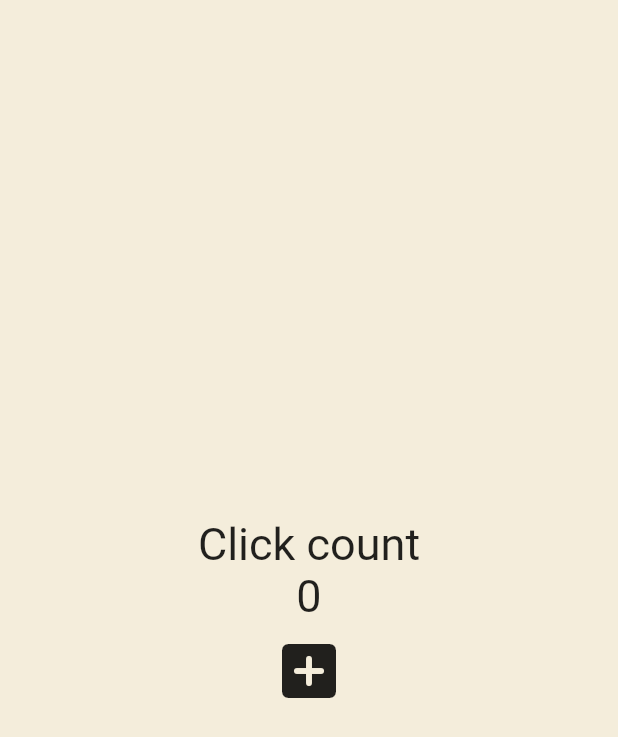
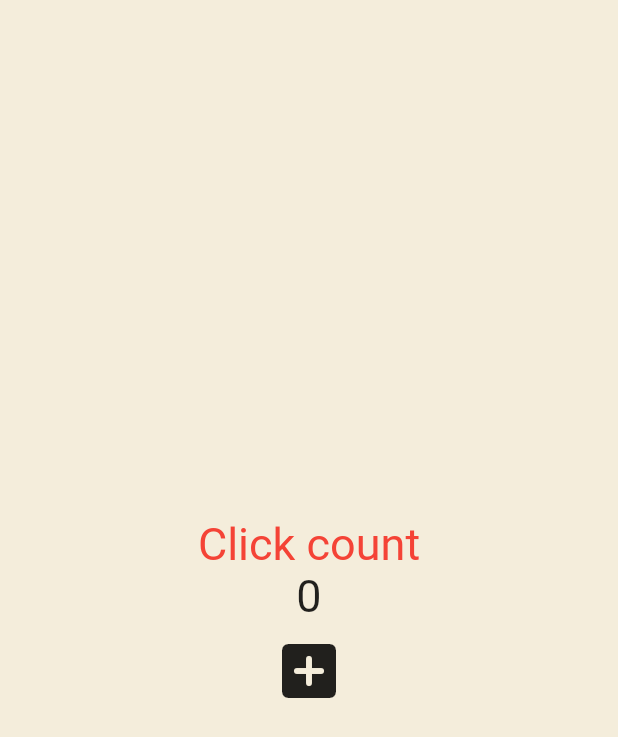
Before and after one commit to khhandrea/quickstarts, a Flutter app: the screen it shows after launch, on a phone screen of 412 x 824 dp. Shown: the top 737 px of the screen. Run offline on Flutter 3.47's test engine with Material 2 defaults, Android fonts, the phone set to English and light mode, and no system bars.

Commit message:
feat: Add context and pomodoro frame

```diff
--- a/lib/main.dart
+++ b/lib/main.dart
@@ -1,8 +1,8 @@
 import 'package:flutter/material.dart';
 // import 'package:flutter_toonflix/stateless.dart';
-import 'package:flutter_toonflix/stateful.dart';
+import 'package:flutter_toonflix/stateful.dart'; // StatefulApp()
+// import 'package:flutter_toonflix/pomodoro.dart'; // PomodoroApp()
 
 void main() {
-  // runApp(const StatelessApp());
   runApp(const StatefulApp());
 }
--- a/lib/stateful.dart
+++ b/lib/stateful.dart
@@ -19,6 +19,13 @@ class _StatefulAppState extends State<StatefulApp> {
   @override
   Widget build(BuildContext context) {
     return MaterialApp(
+      theme: ThemeData(
+        textTheme: const TextTheme(
+          titleLarge: TextStyle(
+            color: Colors.red,
+          ),
+        ),
+      ),
       home: Scaffold(
         backgroundColor: const Color(0xFFF4EDDB),
         body: Center(
@@ -26,12 +33,7 @@ class _StatefulAppState extends State<StatefulApp> {
             mainAxisAlignment: MainAxisAlignment.center,
             crossAxisAlignment: CrossAxisAlignment.center,
             children: [
-              const Text(
-                "Click count",
-                style: TextStyle(
-                  fontSize: 30,
-                ),
-              ),
+              const MyLargeTitle(),
               Text(
                 "$counter",
                 style: const TextStyle(
@@ -52,3 +54,20 @@ class _StatefulAppState extends State<StatefulApp> {
     );
   }
 }
+
+class MyLargeTitle extends StatelessWidget {
+  const MyLargeTitle({
+    super.key,
+  });
+
+  @override
+  Widget build(BuildContext context) {
+    return Text(
+      "Click count",
+      style: TextStyle(
+        fontSize: 30,
+        color: Theme.of(context).textTheme.titleLarge?.color,
+      ),
+    );
+  }
+}
```
Also changed, not shown: lib/pomodoro.dart (added, +15 -0 lines).
